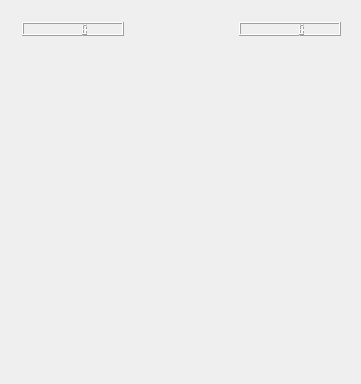
First picture: the form in miner.ui, repository BaranovMykola/Miner, before the edit.
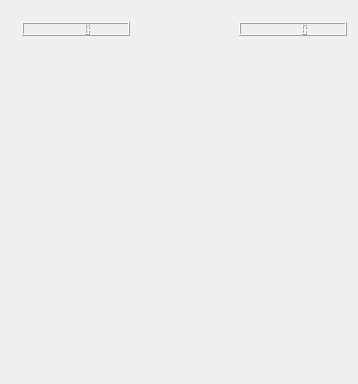
Second picture: the form after the edit. Icons and pictures are not drawn.

Commit message: Seted layout to minimum height

```diff
--- a/miner.ui
+++ b/miner.ui
@@ -6,7 +6,7 @@
    <rect>
     <x>0</x>
     <y>0</y>
-    <width>361</width>
+    <width>358</width>
     <height>384</height>
    </rect>
   </property>
@@ -23,12 +23,44 @@
       <height>36</height>
      </rect>
     </property>
-    <layout class="QHBoxLayout" name="sunLayout">
-     <item>
-      <widget class="QLCDNumber" name="lcdNumber_2"/>
+    <layout class="QGridLayout" name="gridLayout_2" rowstretch="0">
+     <property name="sizeConstraint">
+      <enum>QLayout::SetMaximumSize</enum>
+     </property>
+     <item row="0" column="2">
+      <widget class="QLCDNumber" name="lcdNumber">
+       <property name="minimumSize">
+        <size>
+         <width>108</width>
+         <height>0</height>
+        </size>
+       </property>
+      </widget>
      </item>
-     <item>
+     <item row="0" column="0">
+      <widget class="QLCDNumber" name="lcdNumber_2">
+       <property name="minimumSize">
+        <size>
+         <width>108</width>
+         <height>0</height>
+        </size>
+       </property>
+      </widget>
+     </item>
+     <item row="0" column="1">
       <widget class="QLabel" name="sun">
+       <property name="minimumSize">
+        <size>
+         <width>108</width>
+         <height>0</height>
+        </size>
+       </property>
+       <property name="maximumSize">
+        <size>
+         <width>16777215</width>
+         <height>34</height>
+        </size>
+       </property>
        <property name="text">
         <string/>
        </property>
@@ -40,9 +72,6 @@
        </property>
       </widget>
      </item>
-     <item>
-      <widget class="QLCDNumber" name="lcdNumber"/>
-     </item>
     </layout>
    </widget>
    <widget class="QWidget" name="gridLayoutWidget">
```
Left out of the diff: 2 changed lines with no effect on the pictures.
